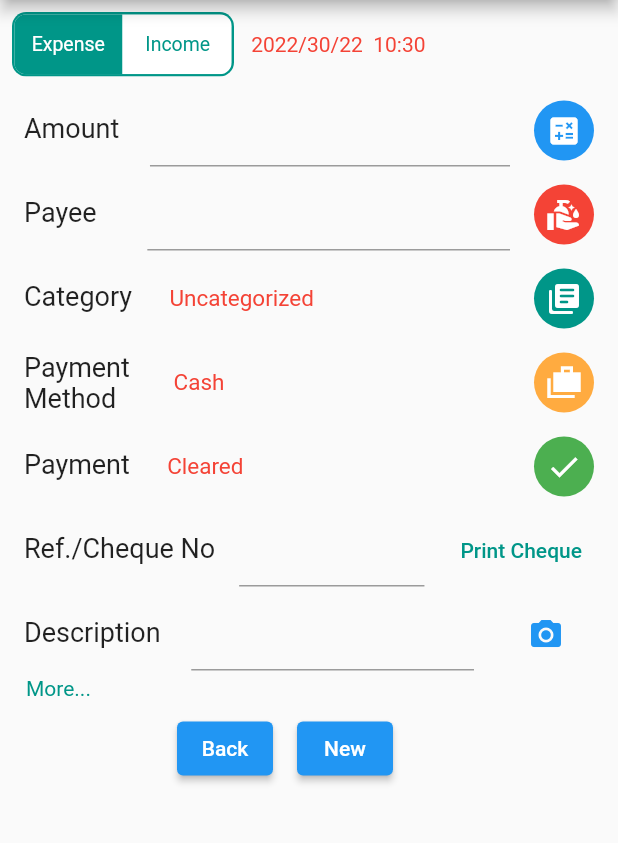
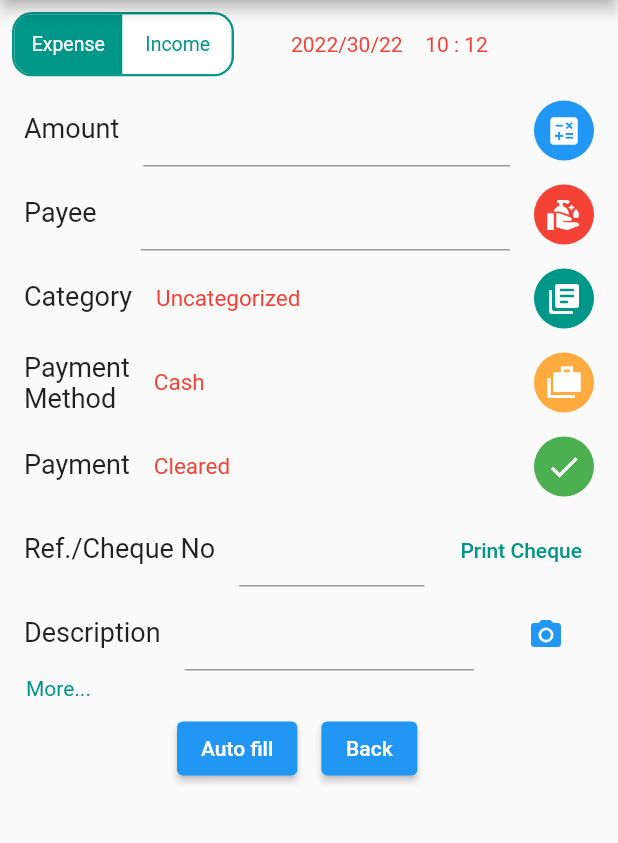
Before and after one commit to MeetUndhad/expense_manager, a Flutter app: the AddPersonalExpense screen opened directly, on a phone screen of 412 x 824 dp, the part 84-927 px from its top. Run offline on Flutter 3.47's test engine with Material 2 defaults, Android fonts, the phone set to English and light mode, and no system bars; drawn by our look-alikes of toggle_switch; our stand-ins replace syncfusion_flutter_charts.

Commit message:
MU | 22-12-2022 : 18:30 PM

```diff
--- a/lib/UI/add_personal_expense.dart
+++ b/lib/UI/add_personal_expense.dart
@@ -12,6 +12,7 @@ class AddPersonalExpense extends StatefulWidget {
 }
 
 class _AddPersonalExpenseState extends State<AddPersonalExpense> {
+
   TextEditingController timeController = TextEditingController();
   String dropdownValue = list1.first;
   String type = "Income";
@@ -64,6 +65,7 @@ class _AddPersonalExpenseState extends State<AddPersonalExpense> {
                   padding: const EdgeInsets.all(8.0),
                   child: ToggleSwitch(
                     initialLabelIndex: 0,
+                    cornerRadius: 12,
                     totalSwitches: 2,
                     activeBgColor: const [Colors.teal],
                     inactiveBgColor: Colors.white,
@@ -73,7 +75,7 @@ class _AddPersonalExpenseState extends State<AddPersonalExpense> {
                     fontSize: 13,
                     labels: const ['Expense', 'Income'],
                     onToggle: (index) {
-                      /* if(index == 1){
+                       /*if(index == 1){
 
                       }
                       else{
@@ -83,31 +85,52 @@ class _AddPersonalExpenseState extends State<AddPersonalExpense> {
                   ),
                 ),
 
+                const SizedBox(width: 30,),
                 // Time
+                GestureDetector(
+                  onTap: (){
+                    // Navigator.push(context, MaterialPageRoute(builder: (context) => ShowDate(),));
+                    ShowDate();
+                  },
+                  child: Text(
+                    DateFormat('yyyy/mm/dd').format(DateTime.now()),
+                    style: const TextStyle(color: Colors.red),
+                  ),
+                ),
+                SizedBox(width: 15,),
                 Text(
-                  DateFormat(' yyyy/mm/dd  hh:mm').format(DateTime.now()),
+                  DateFormat('HH : MM').format(DateTime.now()),
                   style: const TextStyle(color: Colors.red),
                 ),
               ],
             ),
 
             ListTile(
-              leading: const Text('Amount ', style: TextStyle(fontSize: 18)),
+              leading: const Text('Amount', style: TextStyle(fontSize: 18)),
               title: TextFormField(
+                cursorColor: Colors.teal,
+                decoration: const InputDecoration(focusedBorder: UnderlineInputBorder(borderSide: BorderSide(color: Colors.teal))),
                 keyboardType: TextInputType.number,
                 cursorHeight: 25,
               ),
-              trailing: const CircleAvatar(
+              trailing: CircleAvatar(
                   backgroundColor: Colors.blue,
-                  child: Icon(
-                    Icons.calculate,
-                    color: Colors.white,
+                  child: GestureDetector(
+                    onTap: (){
+
+                    },
+                    child: const Icon(
+                      Icons.calculate,
+                      color: Colors.white,
+                    ),
                   )),
             ),
 
             ListTile(
-              leading: const Text('Payee    ', style: TextStyle(fontSize: 18)),
+              leading: const Text('Payee   ', style: TextStyle(fontSize: 18)),
               title: TextFormField(
+                cursorColor: Colors.teal,
+                decoration: const InputDecoration(focusedBorder: UnderlineInputBorder(borderSide: BorderSide(color: Colors.teal))),
                 cursorHeight: 25,
               ),
               trailing: const CircleAvatar(
@@ -119,7 +142,7 @@ class _AddPersonalExpenseState extends State<AddPersonalExpense> {
             ),
 
             const ListTile(
-              leading: Text('Category  ', style: TextStyle(fontSize: 18)),
+              leading: Text('Category', style: TextStyle(fontSize: 18)),
               title: Text(
                 'Uncategorized',
                 style: TextStyle(color: Colors.red, fontSize: 15),
@@ -132,7 +155,7 @@ class _AddPersonalExpenseState extends State<AddPersonalExpense> {
                   )),
             ),
             const ListTile(
-              leading: Text('Payment\nMethod     ', style: TextStyle(fontSize: 18)),
+              leading: Text('Payment\nMethod', style: TextStyle(fontSize: 18)),
               title: Text(
                 'Cash',
                 style: TextStyle(color: Colors.red, fontSize: 15),
@@ -146,7 +169,7 @@ class _AddPersonalExpenseState extends State<AddPersonalExpense> {
             ),
 
             const ListTile(
-              leading: Text('Payment  ', style: TextStyle(fontSize: 18)),
+              leading: Text('Payment', style: TextStyle(fontSize: 18)),
               title: Text(
                 'Cleared',
                 style: TextStyle(color: Colors.red, fontSize: 15),
@@ -162,6 +185,8 @@ class _AddPersonalExpenseState extends State<AddPersonalExpense> {
             ListTile(
               leading: const Text('Ref./Cheque No', style: TextStyle(fontSize: 18)),
               title: TextFormField(
+                cursorColor: Colors.teal,
+                decoration: const InputDecoration(focusedBorder: UnderlineInputBorder(borderSide: BorderSide(color: Colors.teal))),
                 cursorHeight: 25,
               ),
               trailing: TextButton(
@@ -173,8 +198,10 @@ class _AddPersonalExpenseState extends State<AddPersonalExpense> {
             ),
 
             ListTile(
-              leading: const Text('Description ', style: TextStyle(fontSize: 18)),
+              leading: const Text('Description', style: TextStyle(fontSize: 18)),
               title: TextFormField(
+                cursorColor: Colors.teal,
+                decoration: const InputDecoration(focusedBorder: UnderlineInputBorder(borderSide: BorderSide(color: Colors.teal))),
                 cursorHeight: 25,
               ),
               trailing: TextButton(
@@ -196,11 +223,11 @@ class _AddPersonalExpenseState extends State<AddPersonalExpense> {
                 ),
                 Padding(
                   padding: const EdgeInsets.all(8.0),
-                  child: ElevatedButton(onPressed: () {}, child: const Text('Back')),
+                  child: ElevatedButton(onPressed: () {}, child: const Text('Auto fill')),
                 ),
                 Padding(
                   padding: const EdgeInsets.all(8.0),
-                  child: ElevatedButton(onPressed: () {}, child: const Text('New')),
+                  child: ElevatedButton(onPressed: () {}, child: const Text('Back')),
                 )
               ],
             )
@@ -209,4 +236,27 @@ class _AddPersonalExpenseState extends State<AddPersonalExpense> {
       ),
     );
   }
+
+  Widget ShowDate(){
+    return TextFormField(
+      showCursor: false,
+      keyboardType: TextInputType.none,
+      controller: timeController,
+      readOnly: true,
+      onTap: () async {
+        TimeOfDay? pickedTime = await showTimePicker(
+            initialTime: TimeOfDay.now(),
+            context: context
+        );
+        if(pickedTime != null ){
+          DateTime parsedTime = DateFormat.jm().parse(pickedTime.format(context).toString());
+          String formattedTime = DateFormat('HH:mm:ss').format(parsedTime);
+          timeController.text = formattedTime;
+        }else{
+          print("Time is not selected");
+        }
+      },
+    );
+  }
+
 }
--- a/lib/Utils/AppString.dart
+++ b/lib/Utils/AppString.dart
@@ -75,3 +75,9 @@ class AppString{
     },
   ];
 }
+
+class GDPData {
+  GDPData(this.continent, this.gdp);
+  final String continent;
+  final double gdp;
+}
--- a/pubspec.yaml
+++ b/pubspec.yaml
@@ -38,6 +38,7 @@ dependencies:
   cupertino_icons: ^1.0.2
   toggle_switch: ^2.0.1
   intl: ^0.17.0
+  syncfusion_flutter_charts: ^20.3.61
 
 dev_dependencies:
   flutter_test:
```
Also changed, not shown: lib/UI/personal_expense.dart (+95 -17 lines), pubspec.lock.
